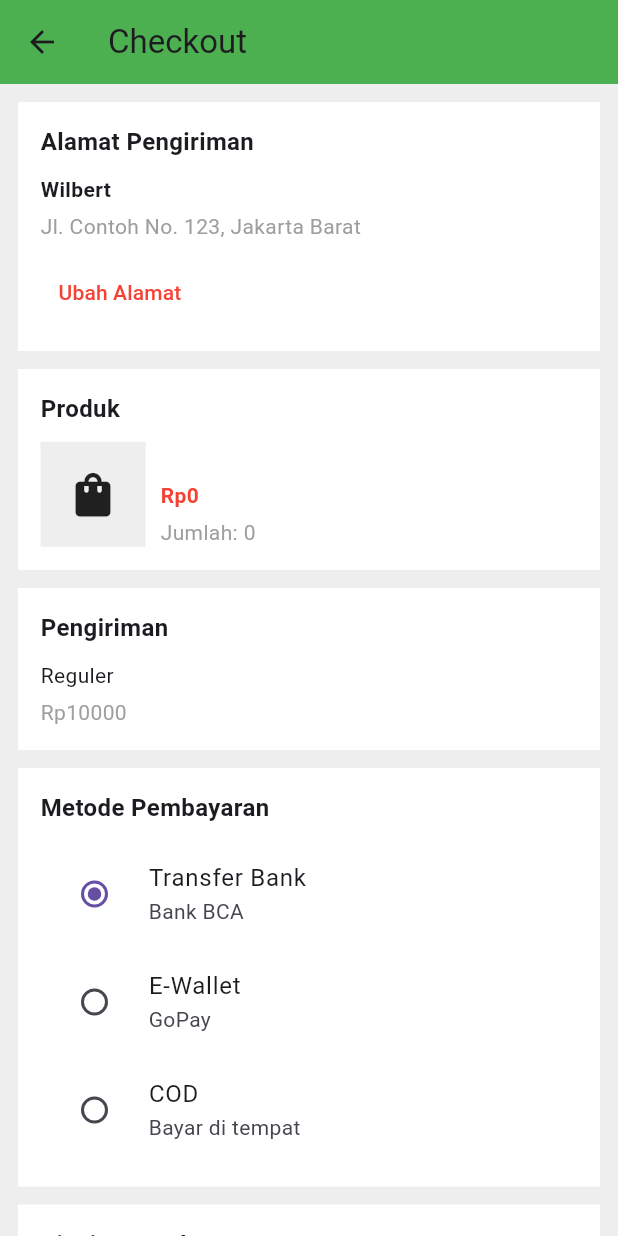
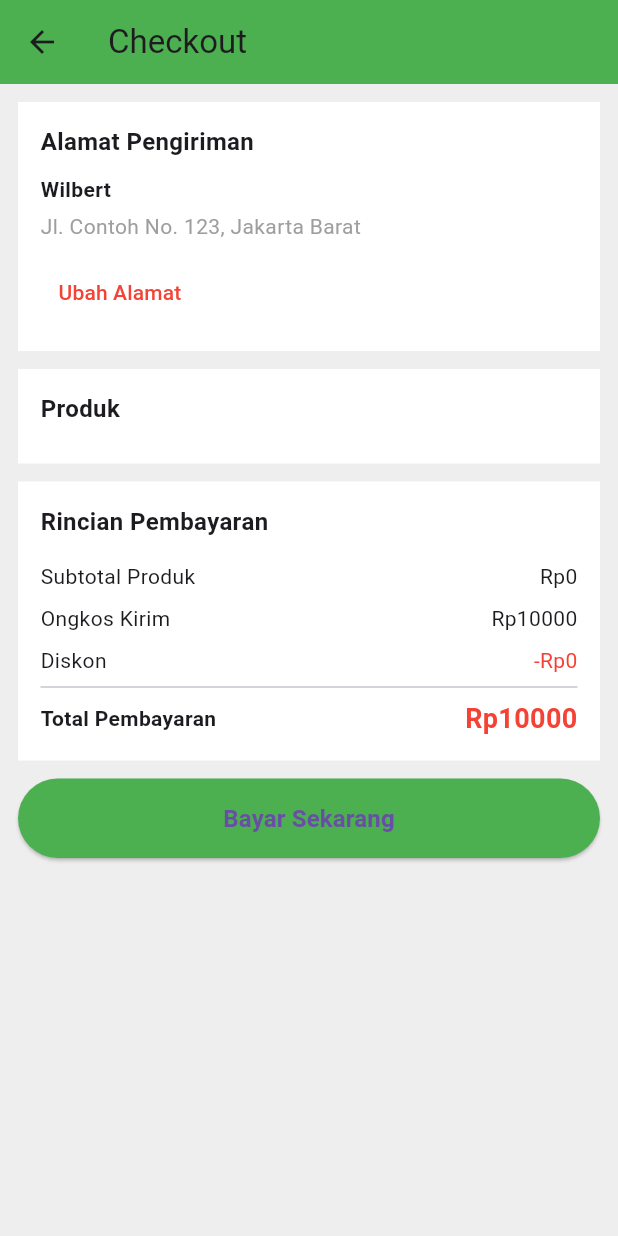
Before and after one commit to CherylNataniaTan/UTS_MobileProgramming_Tokopedia, a Flutter app: the CheckoutScreen screen opened directly with empty values, on a phone screen of 412 x 824 dp. Run offline on Flutter 3.47's test engine with Material 3 defaults, Android fonts, the phone set to English and light mode, and no system bars; network calls fail.

Commit message:
Implement cart and checkout flow

```diff
--- a/lib/screens/checkout_screen.dart
+++ b/lib/screens/checkout_screen.dart
@@ -1,19 +1,15 @@
 import 'package:flutter/material.dart';
-
+import 'package:tokopedia/models/product.dart';
 import '../widgets/shipping_address_widget.dart';
 import '../widgets/payment_method_widget.dart';
 import '../widgets/order_summary_widget.dart';
 
 class CheckoutScreen extends StatefulWidget {
-  final String productName;
-  final int productPrice;
-  final int quantity;
+  final List<Product> products;
 
   const CheckoutScreen({
     super.key,
-    required this.productName,
-    required this.productPrice,
-    required this.quantity,
+    required this.products,
   });
 
   @override
@@ -21,13 +17,17 @@ class CheckoutScreen extends StatefulWidget {
 }
 
 class _CheckoutScreenState extends State<CheckoutScreen> {
-  String selectedMethod = 'Transfer Bank';
+  String selectedPayment = 'Transfer Bank';
 
   @override
   Widget build(BuildContext context) {
-    int subtotal = widget.productPrice * widget.quantity;
+    int subtotal = 0;
+    for (var product in widget.products) {
+      subtotal += product.price;
+    }
+
     int shipping = 10000;
-    int discount = 5000;
+    int discount = 0;
 
     return Scaffold(
       appBar: AppBar(
@@ -58,86 +58,26 @@ class _CheckoutScreenState extends State<CheckoutScreen> {
 
                 const SizedBox(height: 10),
 
-                Row(
+                ...widget.products.map(
+                  (product) => Padding(
+                    padding: const EdgeInsets.only(bottom: 10),
+                    child: Row(
                       children: [
-                    Container(
-                      width: 70,
-                      height: 70,
-                      color: Colors.grey[200],
-                      child: const Icon(
-                        Icons.shopping_bag,
-                        size: 35,
+                        Expanded(
+                          child: Text(product.name),
                         ),
-                    ),
-
-                    const SizedBox(width: 10),
-
-                    Expanded(
-                      child: Column(
-                        crossAxisAlignment: CrossAxisAlignment.start,
-                        children: [
-                          Text(widget.productName),
-                          const SizedBox(height: 5),
                         Text(
-                            'Rp${widget.productPrice}',
+                          'Rp${product.price}',
                           style: const TextStyle(
-                              color: Colors.red,
                             fontWeight: FontWeight.bold,
-                            ),
-                          ),
-                          const SizedBox(height: 5),
-                          Text(
-                            'Jumlah: ${widget.quantity}',
-                            style: const TextStyle(
-                              color: Colors.grey,
                           ),
                         ),
                       ],
                     ),
                   ),
-                  ],
                 ),
               ],
             ),
-          ),
-
-          const SizedBox(height: 12),
-
-          Container(
-            padding: const EdgeInsets.all(15),
-            color: Colors.white,
-            child: const Column(
-              crossAxisAlignment: CrossAxisAlignment.start,
-              children: [
-                Text(
-                  'Pengiriman',
-                  style: TextStyle(
-                    fontSize: 16,
-                    fontWeight: FontWeight.bold,
-                  ),
-                ),
-                SizedBox(height: 10),
-                Text('Reguler'),
-                SizedBox(height: 5),
-                Text(
-                  'Rp10000',
-                  style: TextStyle(
-                    color: Colors.grey,
-                  ),
-                ),
-              ],
-            ),
-          ),
-
-          const SizedBox(height: 12),
-
-          PaymentMethodWidget(
-            selectedMethod: selectedMethod,
-            onChanged: (value) {
-              setState(() {
-                selectedMethod = value;
-              });
-            },
           ),
 
           const SizedBox(height: 12),
@@ -156,17 +96,17 @@ class _CheckoutScreenState extends State<CheckoutScreen> {
                 const SnackBar(
                   content: Text('Pesanan berhasil dibuat'),
                 ),
-              );
+              ); // Handle checkout logic here
             },
             style: ElevatedButton.styleFrom(
               backgroundColor: Colors.green,
               padding: const EdgeInsets.symmetric(vertical: 15),
             ),
             child: const Text(
-              'Buat Pesanan',
+              'Bayar Sekarang',
               style: TextStyle(
-                color: Colors.white,
                 fontSize: 16,
+                fontWeight: FontWeight.bold,
               ),
             ),
           ),
```
Also changed, not shown: lib/main.dart (+39 -10 lines), lib/screens/cart_screen.dart (+68 -35 lines). Lines whose indentation alone changed are shown as unchanged.
